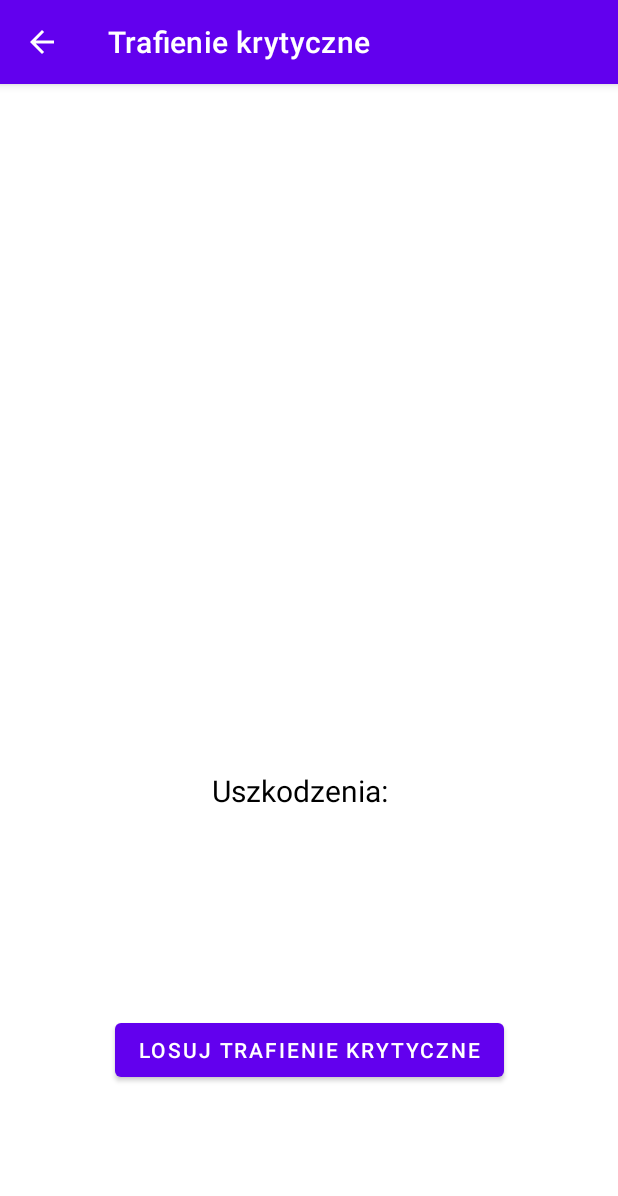
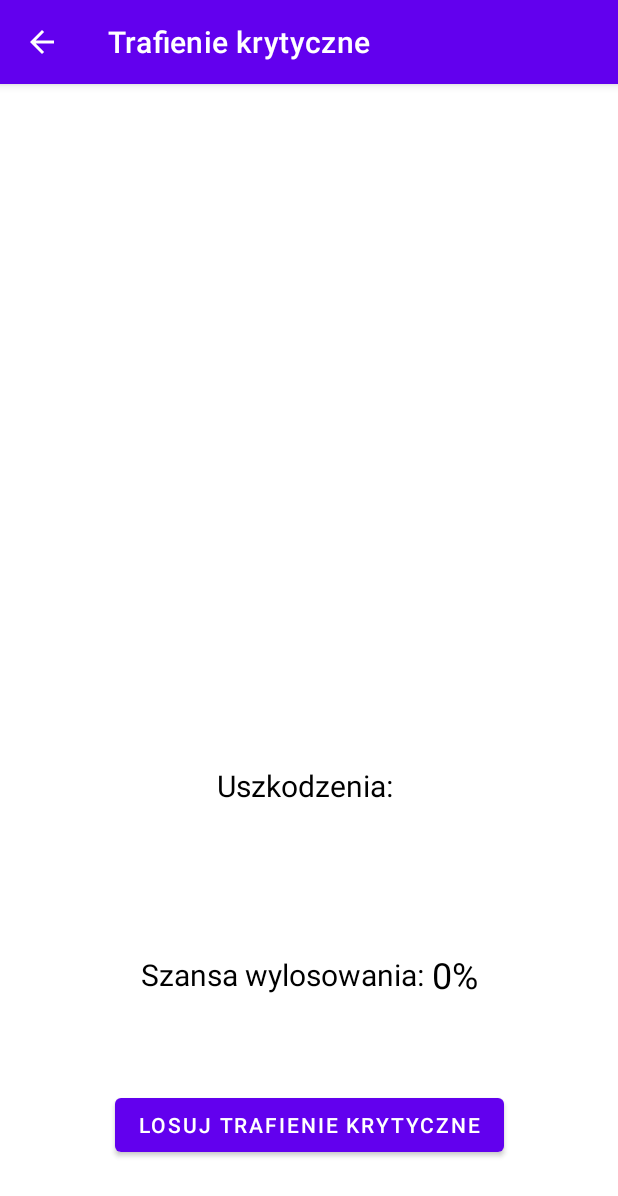
Before and after one commit to MrDeliciousX/MiniTanksWOT, an Android app: the RandomCritActivity screen opened directly, with no data from a screen before it, on a phone screen of 412 x 824 dp. Shown: the top 1196 px of the screen. Run offline under Robolectric (Android 15) with nearby library versions, the phone set to English and light mode, and no system bars; 5 statements that could not run were skipped.

Commit message:
dodano szanse wylosowania danego kryta

```diff
--- a/app/src/main/java/com/mrdelicious/minitankswot/RandomCritActivity.java
+++ b/app/src/main/java/com/mrdelicious/minitankswot/RandomCritActivity.java
@@ -23,6 +23,7 @@ public class RandomCritActivity extends AppCompatActivity {
         setContentView(R.layout.activity_random_crit);
         this.setTitle("Trafienie krytyczne");
         String name;
+        int chanceHelp;
 
         Bundle clicked = getIntent().getExtras();
         if (clicked != null){
@@ -49,6 +50,10 @@ public class RandomCritActivity extends AppCompatActivity {
         TextView dmg = findViewById(R.id.randomCrit_damageNr);
         dmg.setText(findCritContent(name)[2]);
 
+        TextView chance = findViewById(R.id.randomCrit_chance);
+        chanceHelp = 100*(Integer.parseInt(findCritContent(name)[5]))/32;
+        chance.setText(chanceHelp + "%");
+
         Button repeatButton = findViewById(R.id.randomCrit_buttonNew);
         repeatButton.setOnClickListener(view ->{
             String newName = randomCritCard();
@@ -60,6 +65,8 @@ public class RandomCritActivity extends AppCompatActivity {
                 rep.setText("           ");
             }
             dmg.setText(findCritContent(newName)[2]);
+            int chanceHelpNew = 100*(Integer.parseInt(findCritContent(newName)[5]))/32;
+            chance.setText(chanceHelpNew + "%");
         });
     }
     public String randomCritCard(){
--- a/app/src/main/res/layout/activity_random_crit.xml
+++ b/app/src/main/res/layout/activity_random_crit.xml
@@ -38,7 +38,7 @@
         android:id="@+id/randomCrit_buttonNew"
         android:layout_width="wrap_content"
         android:layout_height="wrap_content"
-        android:layout_marginBottom="100dp"
+        android:layout_marginBottom="50dp"
         android:text="@string/button_random_crit"
         app:layout_constraintBottom_toBottomOf="parent"
         app:layout_constraintEnd_toEndOf="parent"
@@ -48,19 +48,19 @@
         android:id="@+id/randomCrit_isRepairable"
         android:layout_width="wrap_content"
         android:layout_height="wrap_content"
-        android:layout_marginBottom="50dp"
+        android:layout_marginBottom="20dp"
         android:text="@string/if_repairable"
         android:textColor="@color/black"
         android:textSize="20sp"
-        app:layout_constraintBottom_toTopOf="@+id/randomCrit_buttonNew"
+        app:layout_constraintBottom_toTopOf="@+id/constraintLayout2"
         app:layout_constraintEnd_toEndOf="parent"
         app:layout_constraintStart_toStartOf="parent" />
 
     <androidx.constraintlayout.widget.ConstraintLayout
         android:id="@+id/constraintLayout"
-        android:layout_width="206dp"
-        android:layout_height="44dp"
-        android:layout_marginBottom="50dp"
+        android:layout_width="wrap_content"
+        android:layout_height="wrap_content"
+        android:layout_marginBottom="40dp"
         app:layout_constraintBottom_toTopOf="@+id/randomCrit_isRepairable"
         app:layout_constraintEnd_toEndOf="parent"
         app:layout_constraintStart_toStartOf="parent">
@@ -73,8 +73,6 @@
             android:textColor="@color/black"
             android:textSize="20sp"
             app:layout_constraintBottom_toBottomOf="parent"
-            app:layout_constraintEnd_toEndOf="parent"
-            app:layout_constraintHorizontal_bias="0.43"
             app:layout_constraintStart_toStartOf="parent"
             app:layout_constraintTop_toTopOf="parent" />
 
@@ -82,6 +80,7 @@
             android:id="@+id/randomCrit_damageNr"
             android:layout_width="wrap_content"
             android:layout_height="wrap_content"
+            android:layout_marginStart="5dp"
             android:text="@string/zero"
             android:textColor="@color/black"
             android:textSize="34sp"
@@ -90,4 +89,37 @@
             app:layout_constraintTop_toTopOf="parent" />
 
     </androidx.constraintlayout.widget.ConstraintLayout>
+
+    <androidx.constraintlayout.widget.ConstraintLayout
+        android:id="@+id/constraintLayout2"
+        android:layout_width="wrap_content"
+        android:layout_height="wrap_content"
+        android:layout_marginBottom="60dp"
+        app:layout_constraintBottom_toTopOf="@+id/randomCrit_buttonNew"
+        app:layout_constraintEnd_toEndOf="parent"
+        app:layout_constraintStart_toStartOf="parent">
+
+        <TextView
+            android:id="@+id/randomCrit_chanceText"
+            android:layout_width="wrap_content"
+            android:layout_height="wrap_content"
+            android:text="@string/chance"
+            android:textColor="@color/black"
+            android:textSize="20sp"
+            app:layout_constraintBottom_toBottomOf="parent"
+            app:layout_constraintStart_toStartOf="parent"
+            app:layout_constraintTop_toTopOf="parent" />
+
+        <TextView
+            android:id="@+id/randomCrit_chance"
+            android:layout_width="wrap_content"
+            android:layout_height="wrap_content"
+            android:layout_marginStart="5dp"
+            android:text="@string/zero"
+            android:textColor="@color/black"
+            android:textSize="24sp"
+            app:layout_constraintBottom_toBottomOf="parent"
+            app:layout_constraintStart_toEndOf="@+id/randomCrit_chanceText"
+            app:layout_constraintTop_toTopOf="parent" />
+    </androidx.constraintlayout.widget.ConstraintLayout>
 </androidx.constraintlayout.widget.ConstraintLayout>
--- a/app/src/main/res/values/strings.xml
+++ b/app/src/main/res/values/strings.xml
@@ -24,5 +24,6 @@
     <string name="if_repairable">czy naprawialne</string>
     <string name="damage">Uszkodzenia: </string>
     <string name="zero">0</string>
+    <string name="chance">Szansa wylosowania: </string>
 
 </resources>
```
